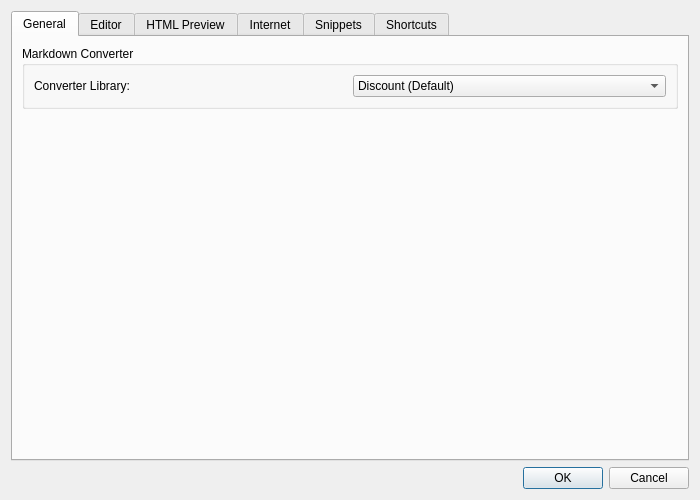
First picture: the form in app/optionsdialog.ui, repository cloose/CuteMarkEd, before the edit.
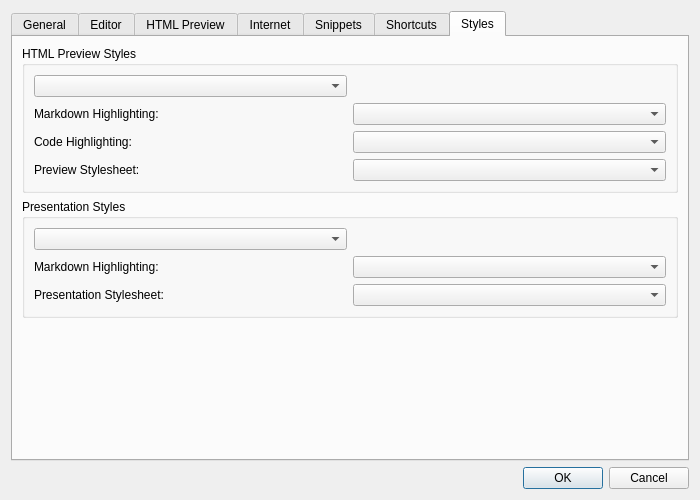
Second picture: the form after the edit. The open tabs and pages were chosen to show the change.

Commit message: First rough version of UI for changing styles via options dialog (no logic yet)

What changed in the file:
```diff
--- a/app/optionsdialog.ui
+++ b/app/optionsdialog.ui
@@ -486,6 +486,100 @@
        </item>
       </layout>
      </widget>
+     <widget class="QWidget" name="stylesTab">
+      <attribute name="title">
+       <string>Styles</string>
+      </attribute>
+      <layout class="QVBoxLayout" name="verticalLayout_9">
+       <item>
+        <widget class="QGroupBox" name="htmlPreviewGroupBox">
+         <property name="title">
+          <string>HTML Preview Styles</string>
+         </property>
+         <layout class="QGridLayout" name="gridLayout_3">
+          <item row="2" column="0">
+           <widget class="QLabel" name="label_4">
+            <property name="text">
+             <string>Code Highlighting:</string>
+            </property>
+           </widget>
+          </item>
+          <item row="2" column="1">
+           <widget class="QComboBox" name="codeHighlightingComboBox"/>
+          </item>
+          <item row="1" column="1">
+           <widget class="QComboBox" name="markdownHighlightingComboBox"/>
+          </item>
+          <item row="1" column="0">
+           <widget class="QLabel" name="label_3">
+            <property name="text">
+             <string>Markdown Highlighting:</string>
+            </property>
+           </widget>
+          </item>
+          <item row="3" column="0">
+           <widget class="QLabel" name="label_5">
+            <property name="text">
+             <string>Preview Stylesheet:</string>
+            </property>
+           </widget>
+          </item>
+          <item row="3" column="1">
+           <widget class="QComboBox" name="previewStylesheetComboBox"/>
+          </item>
+          <item row="0" column="0">
+           <widget class="QComboBox" name="htmlPreviewStylesComboBox"/>
+          </item>
+         </layout>
+        </widget>
+       </item>
+       <item>
+        <widget class="QGroupBox" name="presentationGroupBox">
+         <property name="title">
+          <string>Presentation Styles</string>
+         </property>
+         <layout class="QGridLayout" name="gridLayout_4">
+          <item row="1" column="1">
+           <widget class="QComboBox" name="presentationMarkdownHighlightingComboBox"/>
+          </item>
+          <item row="1" column="0">
+           <widget class="QLabel" name="label">
+            <property name="text">
+             <string>Markdown Highlighting:</string>
+            </property>
+           </widget>
+          </item>
+          <item row="0" column="0">
+           <widget class="QComboBox" name="presentationStylesComboBox"/>
+          </item>
+          <item row="2" column="0">
+           <widget class="QLabel" name="label_2">
+            <property name="text">
+             <string>Presentation Stylesheet:</string>
+            </property>
+           </widget>
+          </item>
+          <item row="2" column="1">
+           <widget class="QComboBox" name="presentationStylesheetComboBox"/>
+          </item>
+         </layout>
+        </widget>
+       </item>
+       <item>
+        <spacer name="verticalSpacer_6">
+         <property name="orientation">
+          <enum>Qt::Vertical</enum>
+         </property>
+         <property name="sizeHint" stdset="0">
+          <size>
+           <width>20</width>
+           <height>40</height>
+          </size>
+         </property>
+        </spacer>
+       </item>
+      </layout>
+     </widget>
     </widget>
    </item>
    <item>
```
The commit also changes 2 other files.
